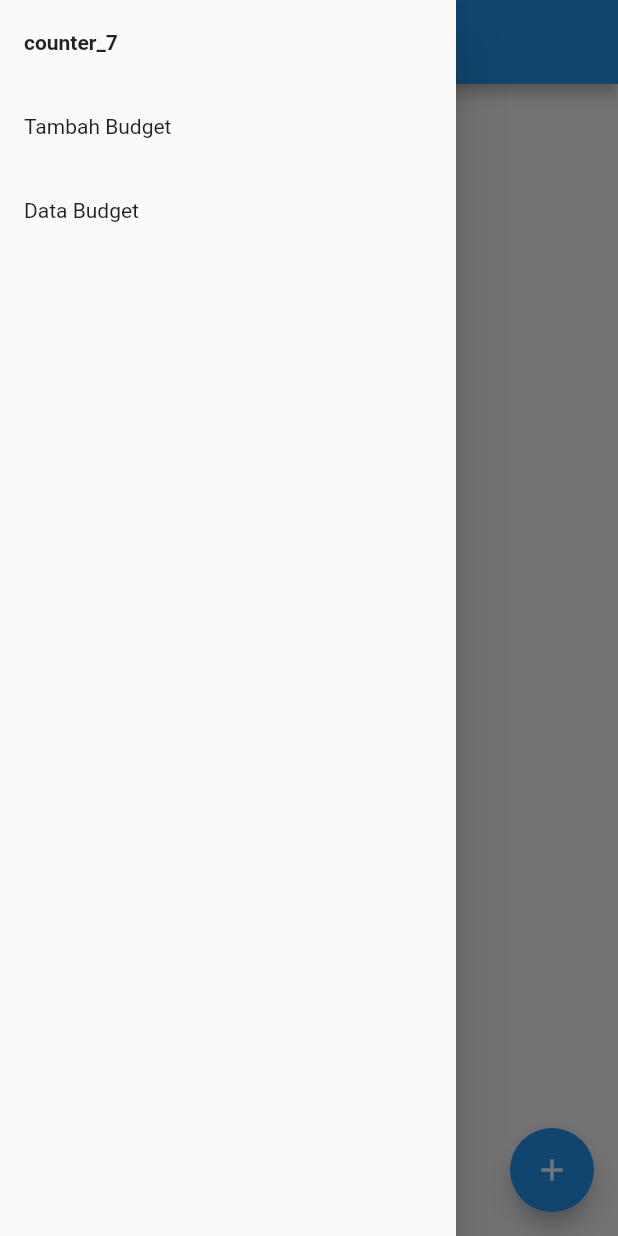
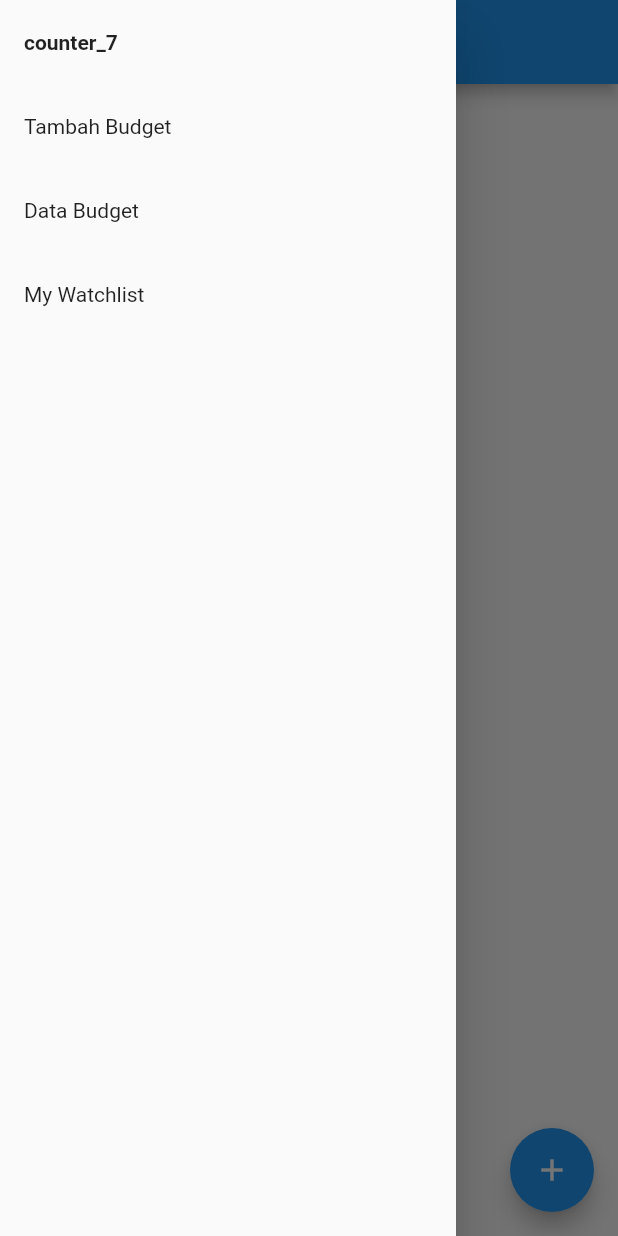
Before and after one commit to morenoraw/pbp-flutter-lab, a Flutter app: the screen it shows after launch, with the side drawer open, on a phone screen of 412 x 824 dp. Run offline on Flutter 3.47's test engine with Material 2 defaults, Android fonts, the phone set to English and light mode, and no system bars.

```diff
--- a/counter_7/lib/main.dart
+++ b/counter_7/lib/main.dart
@@ -1,5 +1,5 @@
 import 'package:flutter/material.dart';
-import 'package:counter_7/counter7.dart';
+import 'package:counter_7/pages/counter7.dart';
 import 'package:provider/provider.dart';
 import 'package:provider/single_child_widget.dart';
 
--- /dev/null
+++ b/counter_7/lib/models/modelwatchlist.dart
@@ -0,0 +1,31 @@
+class Watchlist {
+    Watchlist({
+        required this.watched,
+        required this.title,
+        required this.rating,
+        required this.releaseDate,
+        required this.review,
+    });
+
+    bool watched;
+    String title;
+    double rating;
+    String releaseDate;
+    String review;
+
+    factory Watchlist.fromJson(Map<String, dynamic> json) => Watchlist(
+        watched: json["fields"]["watched"] == "Yes" ? true : false,
+        title: json["fields"]["title"],
+        rating: json["fields"]["rating"],
+        releaseDate: json["fields"]["release_date"],
+        review: json["fields"]["review"],
+    );
+
+    Map<String, dynamic> toJson() => {
+        "watched": watched,
+        "title": title,
+        "rating": rating,
+        "release_date": releaseDate,
+        "review": review,
+    };
+}
--- a/counter_7/lib/counter7.dart
+++ b/counter_7/lib/pages/counter7.dart
@@ -1,5 +1,5 @@
 import 'package:flutter/material.dart';
-import 'package:counter_7/drawer.dart';
+import 'package:counter_7/widgets/drawer.dart';
 
 
 class Counter7 extends StatefulWidget {
--- a/counter_7/lib/databudget.dart
+++ b/counter_7/lib/pages/databudget.dart
@@ -1,6 +1,6 @@
 import 'package:flutter/material.dart';
 import 'package:counter_7/main.dart';
-import 'package:counter_7/drawer.dart';
+import 'package:counter_7/widgets/drawer.dart';
 import 'package:provider/provider.dart';
 
 class DataBudgetPage extends StatelessWidget {
--- a/counter_7/lib/tambahbudget.dart
+++ b/counter_7/lib/pages/tambahbudget.dart
@@ -1,5 +1,5 @@
 import 'package:counter_7/main.dart';
-import 'package:counter_7/drawer.dart';
+import 'package:counter_7/widgets/drawer.dart';
 import 'package:flutter/material.dart';
 import 'package:flutter/services.dart';
 import 'package:provider/provider.dart';
--- a/counter_7/lib/drawer.dart
+++ b/counter_7/lib/widgets/drawer.dart
@@ -1,8 +1,9 @@
 import 'package:flutter/material.dart';
-import 'package:counter_7/tambahbudget.dart';
 import 'package:counter_7/main.dart';
-import 'package:counter_7/databudget.dart';
-import 'package:counter_7/counter7.dart';
+import 'package:counter_7/pages/tambahbudget.dart';
+import 'package:counter_7/pages/databudget.dart';
+import 'package:counter_7/pages/counter7.dart';
+import 'package:counter_7/pages/mywatchlist/watchlist.dart';
 import 'package:provider/provider.dart';
 
 class DrawerComponents extends StatelessWidget {
@@ -71,6 +72,25 @@ class DrawerComponents extends StatelessWidget {
                       builder: (context) => const DataBudgetPage()));
             }
           },
+        ),
+        ListTile(
+          title: Text(
+            "My Watchlist",
+            style: currentScreen == 3
+                ? const TextStyle(fontWeight: FontWeight.bold)
+                : const TextStyle(fontWeight: FontWeight.normal),
+          ),
+          onTap: () {
+            Navigator.of(context).pop();
+            if (currentPage != "My Watchlist") {
+              Provider.of<ScreenState>(context, listen: false)
+                  .setCurrentScreen(3);
+              Navigator.pushReplacement(
+                  context,
+                  MaterialPageRoute(
+                      builder: (context) => const MyWatchlistPage()));
+            }
+          },
         )
       ],
     ));
--- a/counter_7/pubspec.yaml
+++ b/counter_7/pubspec.yaml
@@ -38,6 +38,7 @@ dependencies:
   cupertino_icons: ^1.0.2
   provider: ^6.0.4
   intl: ^0.17.0
+  http: ^0.13.5
 
 dev_dependencies:
   flutter_test:
```
Also changed, not shown: counter_7/lib/pages/mywatchlist/detailwatchlist.dart (added, +108 -0 lines), counter_7/lib/pages/mywatchlist/watchlist.dart (added, +98 -0 lines), counter_7/lib/utils/fetchmywatchlist.dart (added, +25 -0 lines), counter_7/pubspec.lock, 2 other files.
